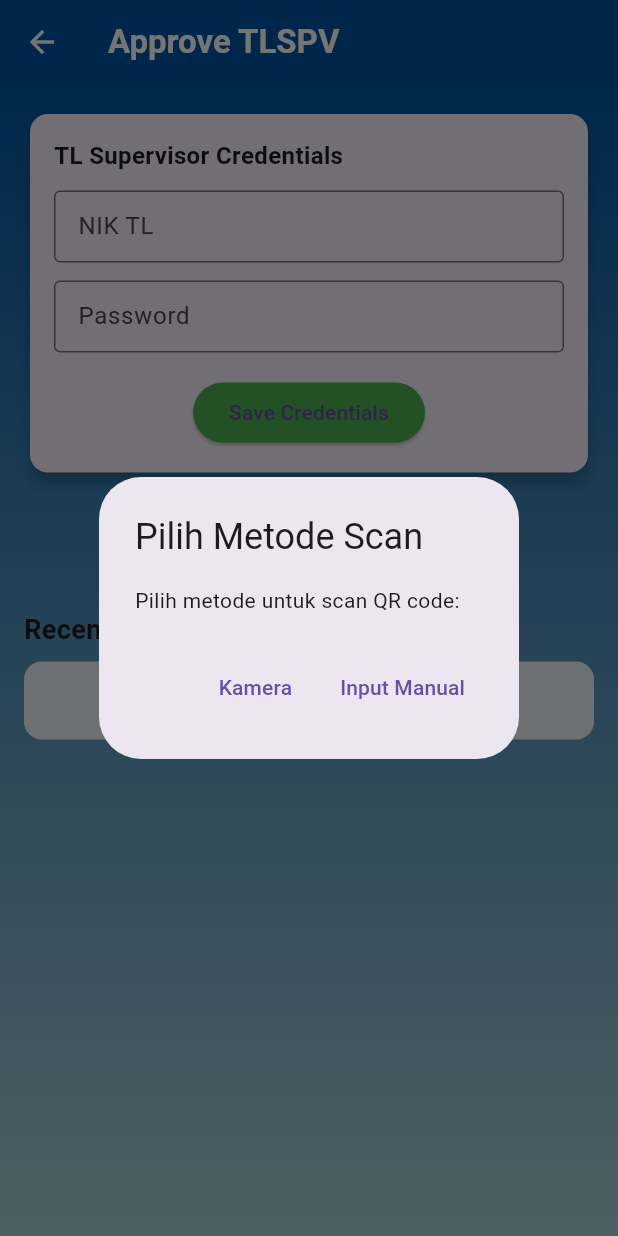
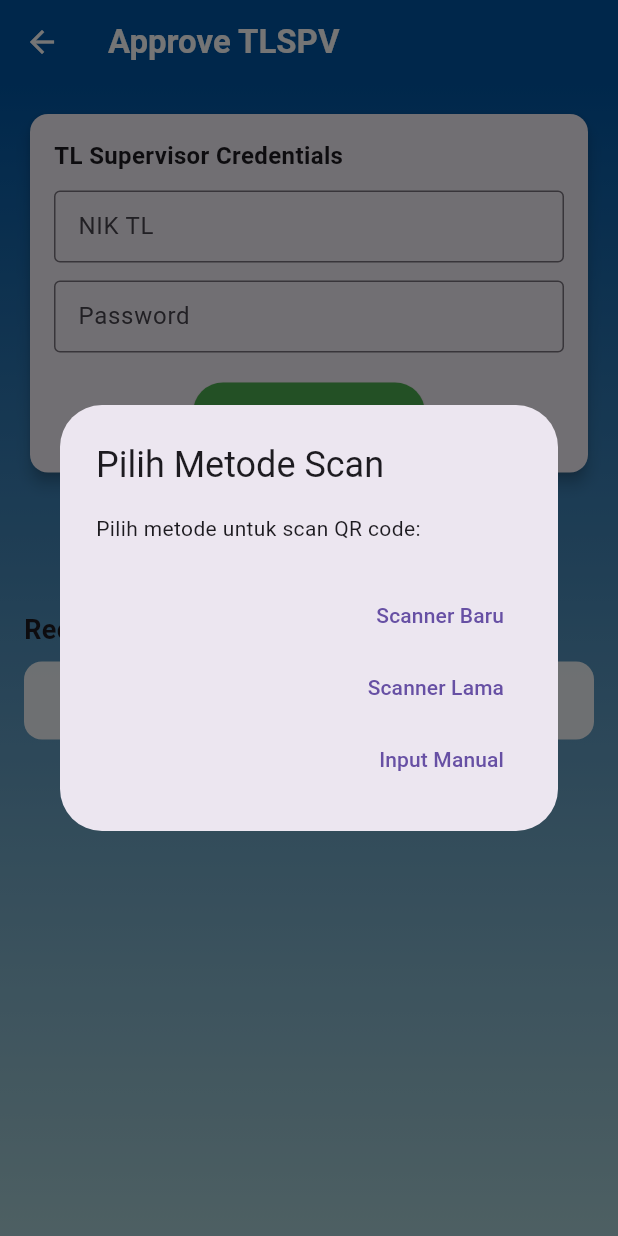
Before and after one commit to Mayonaice/CRF-Android, a Flutter app: the TLQRScannerScreen screen opened by its route, after a tap on "Scan QR Code", on a phone screen of 412 x 824 dp. Run offline on Flutter 3.47's test engine with Material 3 defaults, Android fonts, the phone set to English and light mode, and no system bars; our stand-ins replace device_info_plus, dio, flutter_secure_storage, qr_flutter, shared_preferences; missing offline and left inert: android_id, flutter_barcode_scanner, mobile_scanner; accounts and stored records are empty.

Commit message:
tl scanner bug fixes

```diff
--- a/lib/screens/tl_qr_scanner_screen.dart
+++ b/lib/screens/tl_qr_scanner_screen.dart
@@ -1,11 +1,13 @@
 import 'package:flutter/material.dart';
 import 'package:flutter/services.dart';
+import 'package:flutter/foundation.dart' show kIsWeb;
 import 'dart:convert';
 import '../widgets/barcode_scanner_widget.dart';
 import '../services/api_service.dart';
 import '../services/auth_service.dart';
 import '../models/prepare_model.dart';
 import '../services/notification_service.dart';
+import '../widgets/qr_code_scanner_tl_widget.dart'; // Import widget scanner baru
 
 class TLQRScannerScreen extends StatefulWidget {
   const TLQRScannerScreen({Key? key}) : super(key: key);
@@ -1068,7 +1070,40 @@ class _TLQRScannerScreenState extends State<TLQRScannerScreen> {
   // PERBAIKAN: Metode untuk memulai scan QR code
   Future<void> _startQRScan() async {
     try {
-      // Tampilkan dialog pilihan metode scan
+      // Jika platform web, langsung tampilkan input manual
+      if (kIsWeb) {
+        print('🔍 Running on web platform, using manual input');
+        final qrResult = await _showManualInputDialog();
+
+        if (qrResult != null && qrResult.isNotEmpty) {
+          print('🔍 Processing manual QR code: ${qrResult.length > 20 ? qrResult.substring(0, 20) + "..." : qrResult}');
+
+          setState(() {
+            _isProcessing = true;
+          });
+
+          try {
+            await _processQRCode(qrResult);
+          } catch (e) {
+            print('🔍 Error processing QR code: $e');
+            ScaffoldMessenger.of(context).showSnackBar(
+              SnackBar(
+                content: Text('Error memproses QR code: ${e.toString()}'),
+                backgroundColor: Colors.red,
+              ),
+            );
+          } finally {
+            if (mounted) {
+              setState(() {
+                _isProcessing = false;
+              });
+            }
+          }
+        }
+        return;
+      }
+
+      // Untuk platform mobile, tampilkan dialog pilihan metode scan
       final scanMethod = await showDialog<String>(
         context: context,
         builder: (BuildContext context) {
@@ -1077,8 +1112,12 @@ class _TLQRScannerScreenState extends State<TLQRScannerScreen> {
             content: const Text('Pilih metode untuk scan QR code:'),
             actions: [
               TextButton(
-                onPressed: () => Navigator.of(context).pop('camera'),
-                child: const Text('Kamera'),
+                onPressed: () => Navigator.of(context).pop('qr_code_scanner'),
+                child: const Text('Scanner Baru'),
+              ),
+              TextButton(
+                onPressed: () => Navigator.of(context).pop('mobile_scanner'),
+                child: const Text('Scanner Lama'),
               ),
               TextButton(
                 onPressed: () => Navigator.of(context).pop('manual'),
@@ -1096,14 +1135,44 @@ class _TLQRScannerScreenState extends State<TLQRScannerScreen> {
 
       String? qrResult;
 
-      if (scanMethod == 'camera') {
+      if (scanMethod == 'qr_code_scanner') {
+        // Gunakan scanner QR baru
+        print('🔍 Opening new QR scanner...');
+
         // Set to portrait mode before scanning
         await SystemChrome.setPreferredOrientations([
           DeviceOrientation.portraitUp,
           DeviceOrientation.portraitDown,
         ]);
 
-        print('🔍 Opening QR scanner...');
+        // Gunakan QRCodeScannerTLWidget
+        qrResult = await Navigator.push<String>(
+          context,
+          MaterialPageRoute(
+            builder: (context) => QRCodeScannerTLWidget(
+              title: 'Scan QR Code Approval',
+              onQRCodeDetected: (code) {
+                // Callback akan dijalankan oleh scanner widget
+                print('🔍 QR Code detected in new scanner: ${code.length > 20 ? code.substring(0, 20) + "..." : code}');
+              },
+            ),
+          ),
+        );
+
+        // Reset orientation to portrait for this screen
+        await SystemChrome.setPreferredOrientations([
+          DeviceOrientation.portraitUp,
+          DeviceOrientation.portraitDown,
+        ]);
+      } else if (scanMethod == 'mobile_scanner') {
+        // Gunakan scanner lama (mobile_scanner)
+        print('🔍 Opening old QR scanner...');
+
+        // Set to portrait mode before scanning
+        await SystemChrome.setPreferredOrientations([
+          DeviceOrientation.portraitUp,
+          DeviceOrientation.portraitDown,
+        ]);
 
         // Gunakan navigator untuk membuka scanner
         qrResult = await Navigator.push<String>(
@@ -1113,8 +1182,7 @@ class _TLQRScannerScreenState extends State<TLQRScannerScreen> {
               title: 'Scan QR Code',
               onBarcodeDetected: (code) {
                 // Callback akan dijalankan oleh scanner widget
-                print('🔍 QR Code detected in callback: ${code.length > 20 ? code.substring(0, 20) + "..." : code}');
-                // PENTING: Jangan pop navigator di sini, biarkan widget scanner yang menangani
+                print('🔍 QR Code detected in old scanner: ${code.length > 20 ? code.substring(0, 20) + "..." : code}');
               },
               fieldKey: 'qrcode', // Use consistent field key
               fieldLabel: 'Approval QR',
--- a/pubspec.yaml
+++ b/pubspec.yaml
@@ -45,6 +45,7 @@ dependencies:
   android_id: ^0.3.6
   dio: ^5.3.2
   qr_flutter: ^4.1.0
+  flutter_barcode_scanner: ^2.0.0
 
 dev_dependencies:
   flutter_test:
```
Also changed, not shown: lib/widgets/qr_code_scanner_tl_widget.dart (added, +218 -0 lines), pubspec.lock, 2 other files.
